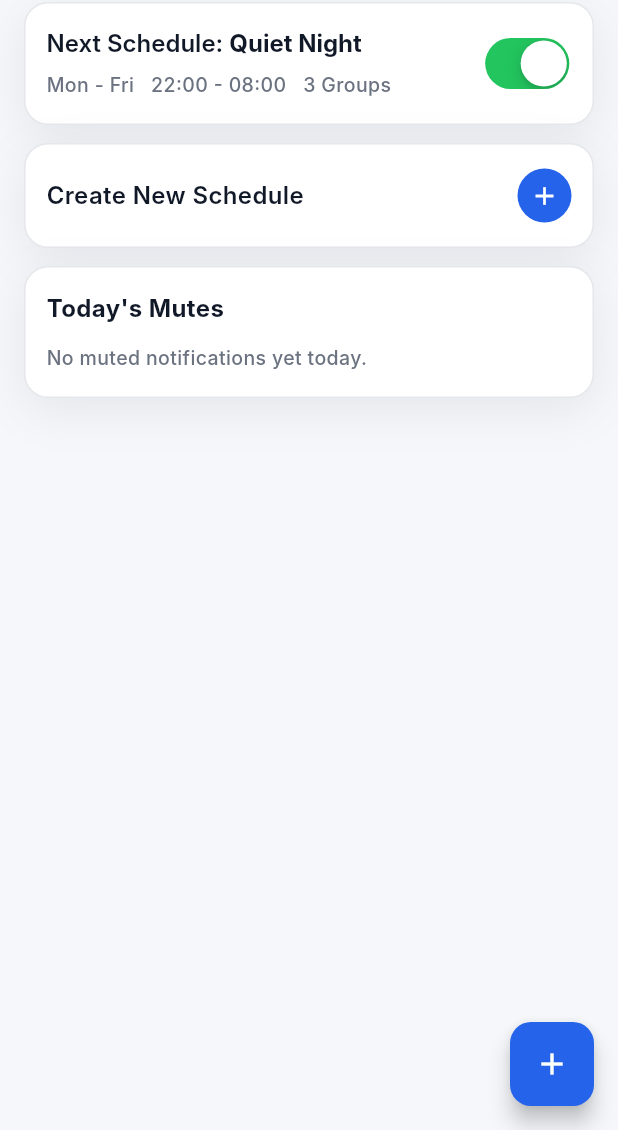
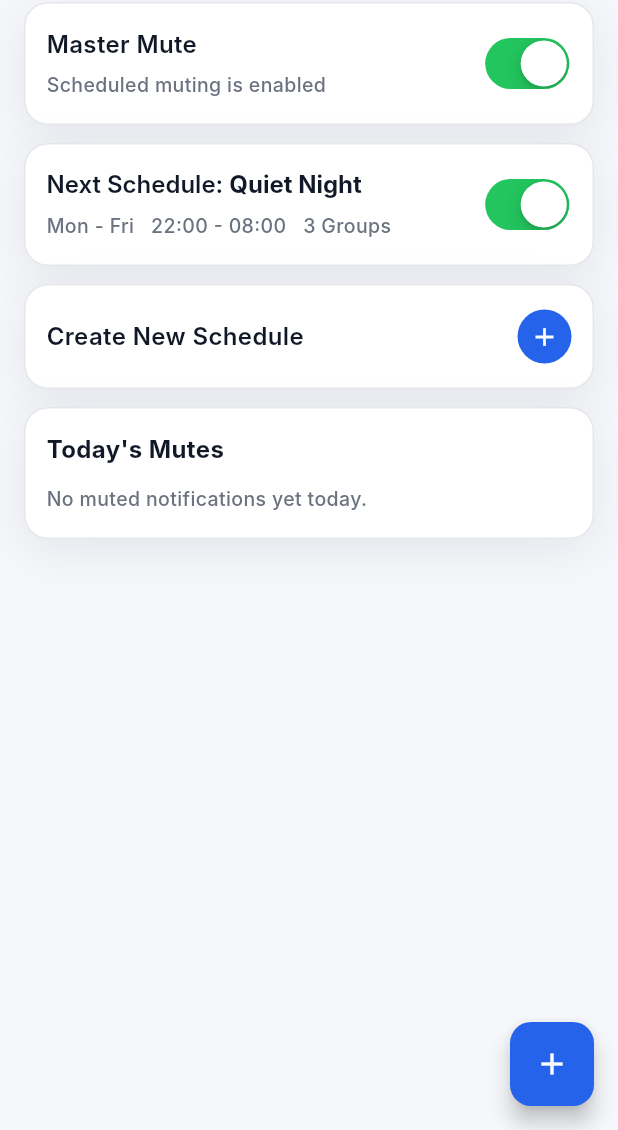
Before and after one commit to puribogdan/WA-Muter, a Flutter app: the SchedulesDashboardScreen screen opened directly, on a phone screen of 412 x 824 dp, the part 106-1236 px from its top. Run offline on Flutter 3.47's test engine with Material 3 defaults, Android fonts, the phone set to English and light mode, and no system bars; our stand-ins replace shared_preferences; missing offline and left inert: flutter_notification_listener; accounts and stored records are empty; Roboto replaces fonts that are missing (Inter).

Commit message:
Add master mute toggle and wire native enforcement

```diff
--- a/lib/core/models/app_settings.dart
+++ b/lib/core/models/app_settings.dart
@@ -1,17 +1,21 @@
 class AppSettings {
+  final bool masterMuteEnabled;
   final bool hideMutedInsteadOfSilence;
   final bool keepMutedLog;
 
   const AppSettings({
+    this.masterMuteEnabled = true,
     this.hideMutedInsteadOfSilence = false,
     this.keepMutedLog = true,
   });
 
   AppSettings copyWith({
+    bool? masterMuteEnabled,
     bool? hideMutedInsteadOfSilence,
     bool? keepMutedLog,
   }) {
     return AppSettings(
+      masterMuteEnabled: masterMuteEnabled ?? this.masterMuteEnabled,
       hideMutedInsteadOfSilence:
           hideMutedInsteadOfSilence ?? this.hideMutedInsteadOfSilence,
       keepMutedLog: keepMutedLog ?? this.keepMutedLog,
@@ -20,6 +24,7 @@ class AppSettings {
 
   Map<String, dynamic> toJson() {
     return {
+      'masterMuteEnabled': masterMuteEnabled,
       'hideMutedInsteadOfSilence': hideMutedInsteadOfSilence,
       'keepMutedLog': keepMutedLog,
     };
@@ -27,6 +32,7 @@ class AppSettings {
 
   factory AppSettings.fromJson(Map<String, dynamic> json) {
     return AppSettings(
+      masterMuteEnabled: json['masterMuteEnabled'] as bool? ?? true,
       hideMutedInsteadOfSilence:
           json['hideMutedInsteadOfSilence'] as bool? ?? false,
       keepMutedLog: json['keepMutedLog'] as bool? ?? true,
--- a/lib/providers/app_settings_provider.dart
+++ b/lib/providers/app_settings_provider.dart
@@ -27,6 +27,12 @@ class AppSettingsProvider extends ChangeNotifier {
     notifyListeners();
   }
 
+  Future<void> setMasterMuteEnabled(bool value) async {
+    _settings = _settings.copyWith(masterMuteEnabled: value);
+    await _service.saveSettings(_settings);
+    notifyListeners();
+  }
+
   Future<void> setKeepMutedLog(bool value) async {
     _settings = _settings.copyWith(keepMutedLog: value);
     await _service.saveSettings(_settings);
--- a/lib/screens/app_shell_screen.dart
+++ b/lib/screens/app_shell_screen.dart
@@ -1,6 +1,6 @@
 import 'package:flutter/material.dart';
 import 'groups_screen.dart';
-import 'schedules_dashboard_screen.dart';
+import 'schedules_screen.dart';
 import 'settings_screen.dart';
 
 class AppShellScreen extends StatefulWidget {
@@ -14,7 +14,7 @@ class _AppShellScreenState extends State<AppShellScreen> {
   int _currentIndex = 0;
 
   static const _tabs = [
-    SchedulesDashboardScreen(),
+    SchedulesScreen(),
     GroupsScreen(),
     SettingsScreen(),
   ];
--- a/lib/screens/schedules_dashboard_screen.dart
+++ b/lib/screens/schedules_dashboard_screen.dart
@@ -2,6 +2,7 @@ import 'package:flutter/cupertino.dart';
 import 'package:flutter/material.dart';
 import 'package:intl/intl.dart';
 import 'package:provider/provider.dart';
+import '../providers/app_settings_provider.dart';
 import '../providers/mute_log_provider.dart';
 import '../theme/app_tokens.dart';
 import 'schedule_editor_screen.dart';
@@ -50,6 +51,49 @@ class _SchedulesDashboardScreenState extends State<SchedulesDashboardScreen> {
       body: ListView(
         padding: const EdgeInsets.all(AppSpacing.pagePadding),
         children: [
+          Consumer<AppSettingsProvider>(
+            builder: (context, appSettings, _) => _SurfaceCard(
+              shadow: cardShadow,
+              child: Row(
+                children: [
+                  Expanded(
+                    child: Column(
+                      crossAxisAlignment: CrossAxisAlignment.start,
+                      children: [
+                        Text(
+                          'Master Mute',
+                          style: AppTypography.cardTitle
+                              .copyWith(color: tokens.textPrimary),
+                        ),
+                        const SizedBox(height: 6),
+                        Text(
+                          appSettings.settings.masterMuteEnabled
+                              ? 'Scheduled muting is enabled'
+                              : 'Muting is globally paused',
+                          style: AppTypography.cardSubtitle
+                              .copyWith(color: tokens.textSecondary),
+                        ),
+                      ],
+                    ),
+                  ),
+                  const SizedBox(width: 8),
+                  Transform.scale(
+                    scale: 1.1,
+                    child: CupertinoSwitch(
+                      value: appSettings.settings.masterMuteEnabled,
+                      activeColor:
+                          isDark ? tokens.primaryAccent : tokens.success,
+                      trackColor: tokens.outline,
+                      onChanged: appSettings.isLoading
+                          ? null
+                          : (value) => appSettings.setMasterMuteEnabled(value),
+                    ),
+                  ),
+                ],
+              ),
+            ),
+          ),
+          const SizedBox(height: AppSpacing.cardGap),
           _SurfaceCard(
             shadow: cardShadow,
             child: Row(
```
Also changed, not shown: lib/screens/schedules_screen.dart (+56 -18 lines), 2 other files.
